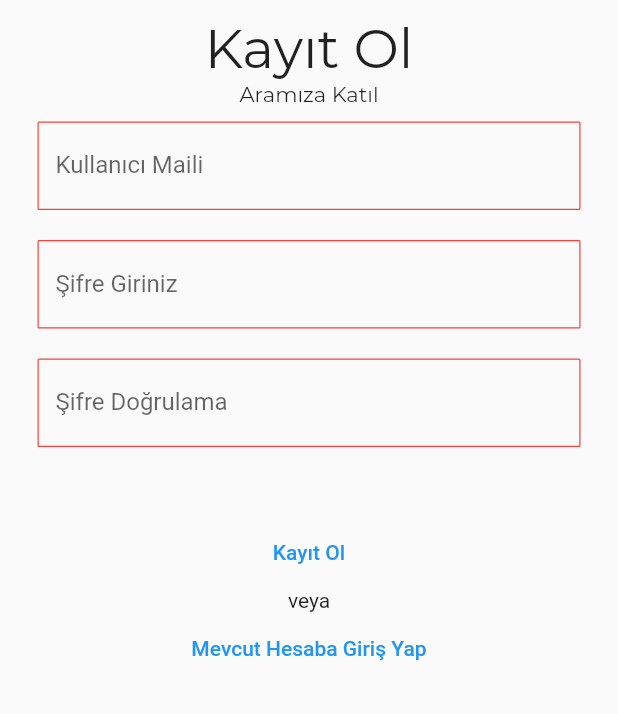
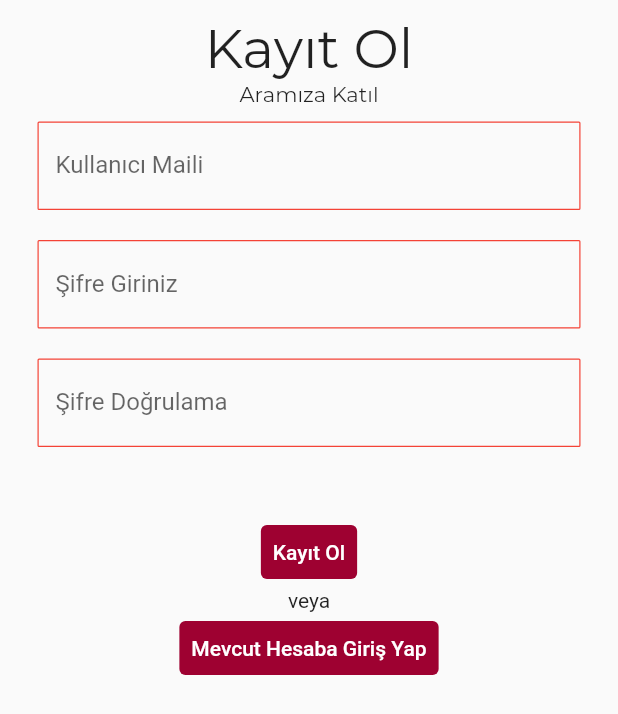
Before and after one commit to behemehal/GEE, a Flutter app: the RegisterPage screen opened directly, on a phone screen of 412 x 824 dp. Shown: the top 714 px of the screen. Run offline on Flutter 3.47's test engine with Material 2 defaults, Android fonts, the phone set to English and light mode, and no system bars; our stand-ins replace shared_preferences; accounts and stored records are empty.

Commit message:
REGİSTER UPDATE

```diff
--- a/lib/pages/register.dart
+++ b/lib/pages/register.dart
@@ -109,15 +109,28 @@ class RegisterPageState extends State<RegisterPage> {
                       ));
                     }
                   },
-                child: Text("Kayıt Ol"),
+                  child: Text(
+                    "Kayıt Ol",
+                    style: TextStyle(color: Colors.white),
                   ),
+                  style: ButtonStyle(
+                    backgroundColor: MaterialStateProperty.all<Color>(
+                        Color.fromRGBO(158, 1, 49, 1)),
+                  )),
+
               Text("veya"),
               TextButton(
                   onPressed: () {
                     Navigator.of(context).pop();
                   },
-                child: Text("Mevcut Hesaba Giriş Yap"),
+                  child: Text(
+                    "Mevcut Hesaba Giriş Yap",
+                    style: TextStyle(color: Colors.white),
                   ),
+                  style: ButtonStyle(
+                    backgroundColor: MaterialStateProperty.all<Color>(
+                        Color.fromRGBO(158, 1, 49, 1)),
+                  )),
             ],
           ),
         ),
```
Lines whose indentation alone changed are shown as unchanged.
